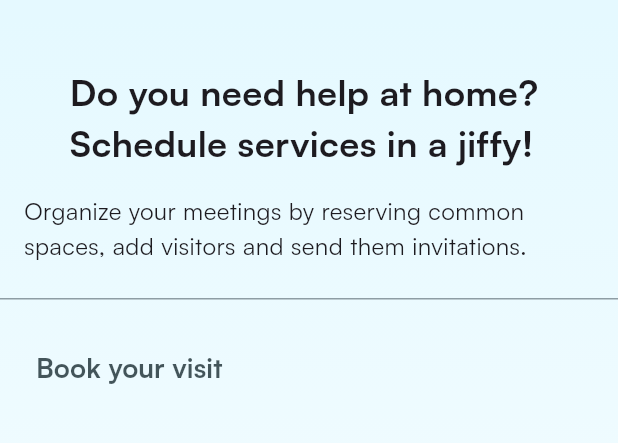
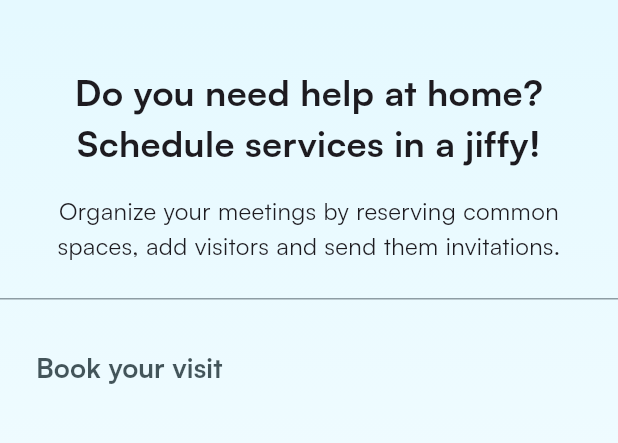
Before and after one commit to Jaime-A-Perez/EdiPro, a Flutter app: the screen it shows after launch, on a phone screen of 412 x 824 dp, the part 65-508 px from its top. Run offline on Flutter 3.47's test engine with Material 3 defaults, Android fonts, the phone set to English and light mode, and no system bars.

Commit message:
Set textAlign property in SectionHero

```diff
--- a/lib/presentation/widgets/section_hero.dart
+++ b/lib/presentation/widgets/section_hero.dart
@@ -1,5 +1,7 @@
 import 'package:edi_pro/config/theme/app_theme.dart';
+import 'package:flutter/cupertino.dart';
 import 'package:flutter/material.dart';
+import 'package:flutter/widgets.dart';
 
 class SectionHero extends StatelessWidget {
   final String title;
@@ -21,10 +23,18 @@ class SectionHero extends StatelessWidget {
         children: [
           Padding(
             padding: const EdgeInsets.fromLTRB(8, 16, 8, 16),
-            child: Text(title, style: textTheme.titleLarge,),
+            child: Text(
+              title,
+              style: textTheme.titleLarge,
+              textAlign: TextAlign.center,),
           ),
-
-          Text(suportingText, style: textTheme.bodyLarge,)
+          Padding(
+            padding: const EdgeInsets.fromLTRB(8, 0, 8, 0),
+            child: Text(
+              suportingText,
+              style: textTheme.bodyLarge,
+              textAlign: TextAlign.center,),
+          )
         ],
       ),
     );
```
